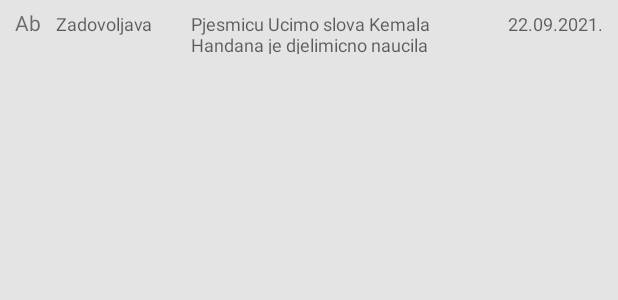
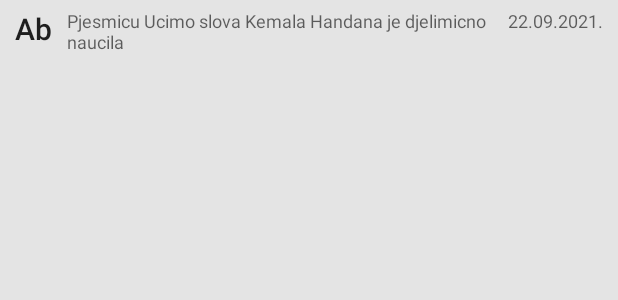
Before and after one commit to semsudin-tafilovic/Moj.esDnevnik, an Android app: the layout row_activity_details.xml on its own in the app's theme, with its tools: preview values and no code run, on a phone screen of 412 x 824 dp. Shown: the top 300 px of the screen. Run offline under Robolectric (Android 15) with nearby library versions, the phone set to English and light mode, and no system bars; network calls fail.

Commit message:
Support for Android 13

```diff
--- a/app/src/main/java/rs/tafilovic/mojesdnevnik/model/Data.kt
+++ b/app/src/main/java/rs/tafilovic/mojesdnevnik/model/Data.kt
@@ -290,7 +290,7 @@ data class SubjectActivity(
 data class FullGrade(
     val descriptive: Boolean,
     val date: String,
-    val createTime: String,
+    val createDate: String,
     val fullGrade: String,
     val grade: Int,
     val gradeCategory: String,
--- a/app/src/main/java/rs/tafilovic/mojesdnevnik/presentation/adapter/TimelineAdapter.kt
+++ b/app/src/main/java/rs/tafilovic/mojesdnevnik/presentation/adapter/TimelineAdapter.kt
@@ -157,7 +157,8 @@ class ActivityViewHolder(private val itemBinding: RowEventBinding) :
         itemBinding.tvGrade.setAppearance(appearance_icon)
         itemBinding.tvGrade.text = getIcon(event.cssClass)
         itemBinding.tvGrade.setTextColor(color)
-        itemBinding.tvGradeName.visibility = View.GONE
+        itemBinding.tvGradeName.text=event.activityType
+        //itemBinding.tvGradeName.visibility = View.GONE
         itemBinding.tvGrade.typeface =
             FontManager.getTypeFace(itemView.context, FontManager.FONTAWESOME)
         itemBinding.tvNote.text = event.note.fromHtml()
--- a/app/src/main/java/rs/tafilovic/mojesdnevnik/presentation/viewholder/DetailsViewHolder.kt
+++ b/app/src/main/java/rs/tafilovic/mojesdnevnik/presentation/viewholder/DetailsViewHolder.kt
@@ -23,7 +23,7 @@ class DetailsViewHolder(private val binding: RowActivityDetailsBinding) :
 
     fun bind(activity: Activities) {
         binding.tvIcon.append(getIconText(itemView.context, activity.type))
-        binding.tvType.append(activity.name)
+        //binding.tvType.append(activity.name)
         binding.tvDate.append(activity.date)
         binding.tvDescription.append(activity.note.fromHtml())
 
--- a/app/src/main/java/rs/tafilovic/mojesdnevnik/ui/activitiy/LoginActivity.kt
+++ b/app/src/main/java/rs/tafilovic/mojesdnevnik/ui/activitiy/LoginActivity.kt
@@ -10,6 +10,8 @@ import com.google.android.material.textfield.TextInputEditText
 import rs.tafilovic.mojesdnevnik.MyApp
 import rs.tafilovic.mojesdnevnik.R
 import rs.tafilovic.mojesdnevnik.databinding.ActivityLoginBinding
+import rs.tafilovic.mojesdnevnik.model.Cookie.Companion.PASSWORD
+import rs.tafilovic.mojesdnevnik.model.Cookie.Companion.USERNAME
 import rs.tafilovic.mojesdnevnik.model.StatusCode
 import rs.tafilovic.mojesdnevnik.ui.fragment.LicenceAgreementFragment
 import rs.tafilovic.mojesdnevnik.util.*
@@ -40,9 +42,11 @@ class LoginActivity : BaseActivity() {
         val view = binding.root
         setContentView(view)
 
+        binding.etUsername.setText(prefsHelper.getString(USERNAME))
+        binding.etPassword.setText(prefsHelper.getString(PASSWORD))
         loginViewModel.studentsLiveData.observe(this, Observer {
             Logger.d(TAG, "Students: $it")
-            if (it != null) {
+            if (it.isNotEmpty()) {
                 this.setPrefsBoolean(
                     ACCEPTED_LICENCE_AGREEMENT,
                     binding.cbAcceptAgreement.isChecked
--- a/app/src/main/java/rs/tafilovic/mojesdnevnik/ui/activitiy/MainActivity.kt
+++ b/app/src/main/java/rs/tafilovic/mojesdnevnik/ui/activitiy/MainActivity.kt
@@ -166,7 +166,7 @@ class MainActivity : BaseActivity() {
     }
 
     private fun logout() {
-        prefsHelper.removeCredentials()
+        prefsHelper.removeCredentials(deleteUsernamePassword = true)
         startActivity(Intent(this, LoginActivity::class.java))
         finish()
     }
--- a/app/src/main/java/rs/tafilovic/mojesdnevnik/viewmodel/LoginViewModel.kt
+++ b/app/src/main/java/rs/tafilovic/mojesdnevnik/viewmodel/LoginViewModel.kt
@@ -24,7 +24,7 @@ class LoginViewModel @Inject constructor(private val repository: Repository) :
         viewModelScope.launch(Dispatchers.IO) {
             val cookies = repository.login()
             if (cookies == null) {
-                studentsLiveData.postValue(null)
+                studentsLiveData.postValue(emptyList())
                 return@launch
             }
 
@@ -53,7 +53,7 @@ class LoginViewModel @Inject constructor(private val repository: Repository) :
                 stateLiveData.postValue(Status(StatusCode.LOADING))
             }
             StatusCode.FINISHED -> {
-                studentsLiveData.postValue(it.result)
+                studentsLiveData.postValue(it.result ?: emptyList())
                 //stateLiveData.postValue(Status(StatusCode.FINISHED))
             }
             else -> {
--- a/app/src/main/res/layout/row_activity_details.xml
+++ b/app/src/main/res/layout/row_activity_details.xml
@@ -13,19 +13,9 @@
         android:id="@+id/tvIcon"
         android:layout_width="wrap_content"
         android:layout_height="wrap_content"
+        android:layout_gravity="center_horizontal"
+        android:textAppearance="@style/TextAppearance.AppCompat.Title"
         tools:text="Ab" />
-
-
-    <TextView
-        android:id="@+id/tvType"
-        android:layout_width="0dp"
-        android:layout_height="wrap_content"
-        android:layout_marginStart="10dp"
-        android:layout_weight="0.4"
-        android:textAppearance="@style/TextAppearance.AppCompat.Caption"
-        app:layout_constraintStart_toEndOf="@id/tvIcon"
-        app:layout_constraintTop_toTopOf="parent"
-        tools:text="Zadovoljava" />
 
     <TextView
         android:id="@+id/tvDescription"
@@ -34,9 +24,6 @@
         android:layout_marginHorizontal="10dp"
         android:layout_weight="1"
         android:textAppearance="@style/TextAppearance.AppCompat.Caption"
-        app:layout_constraintEnd_toStartOf="@id/tvDate"
-        app:layout_constraintStart_toEndOf="@id/tvType"
-        app:layout_constraintTop_toTopOf="parent"
         tools:text="Pjesmicu Ucimo slova Kemala Handana je djelimicno naucila" />
 
     <TextView
@@ -44,7 +31,5 @@
         android:layout_width="wrap_content"
         android:layout_height="wrap_content"
         android:textAppearance="@style/TextAppearance.AppCompat.Caption"
-        app:layout_constraintEnd_toEndOf="parent"
-        app:layout_constraintTop_toTopOf="parent"
         tools:text="22.09.2021." />
 </LinearLayout>
--- a/app/src/main/res/layout/row_grade_details.xml
+++ b/app/src/main/res/layout/row_grade_details.xml
@@ -25,9 +25,6 @@
         android:layout_marginHorizontal="10dp"
         android:layout_weight="1"
         android:textAppearance="@style/TextAppearance.AppCompat.Caption"
-        app:layout_constraintEnd_toStartOf="@id/tvDate"
-        app:layout_constraintStart_toEndOf="@id/tvType"
-        app:layout_constraintTop_toTopOf="parent"
         tools:text="Pjesmicu Ucimo slova Kemala Handana je djelimicno naucila" />
 
     <TextView
@@ -35,7 +32,5 @@
         android:layout_width="wrap_content"
         android:layout_height="wrap_content"
         android:textAppearance="@style/TextAppearance.AppCompat.Caption"
-        app:layout_constraintEnd_toEndOf="parent"
-        app:layout_constraintTop_toTopOf="parent"
         tools:text="22.09.2021." />
 </LinearLayout>
```
Also changed, not shown: app/build.gradle (+30 -26 lines), app/src/main/java/rs/tafilovic/mojesdnevnik/presentation/adapter/GradeDetailsAdapter.kt (+11 -3 lines), app/src/main/java/rs/tafilovic/mojesdnevnik/ui/fragment/GradesFragment.kt (+8 -1 lines), app/src/main/java/rs/tafilovic/mojesdnevnik/util/PrefsHelper.kt (+10 -7 lines), build.gradle (+14 -6 lines), gradle/wrapper/gradle-wrapper.properties, 3 other files.
